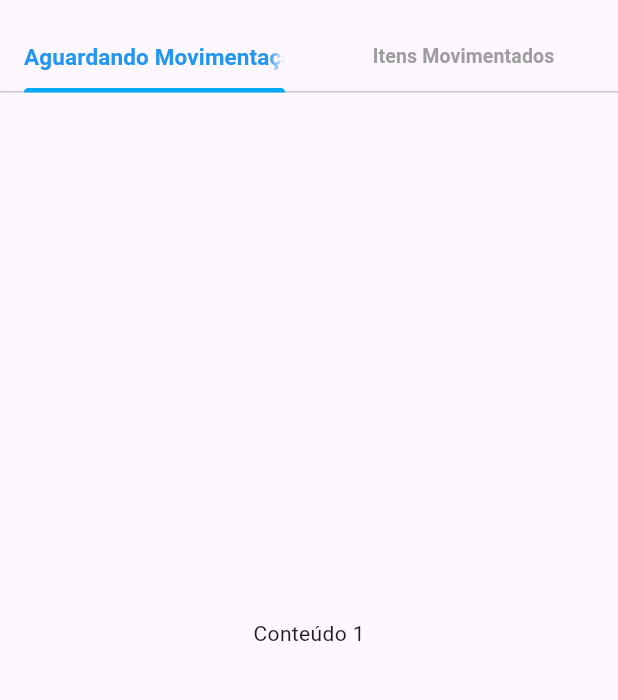
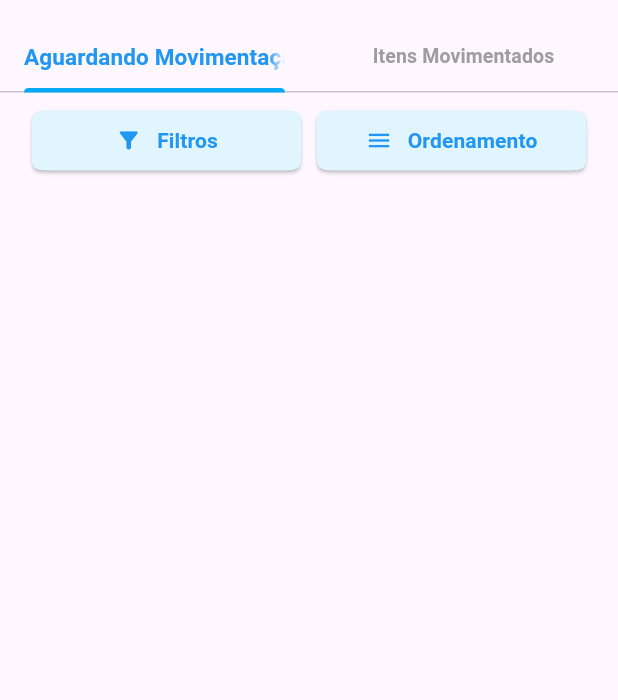
Before and after one commit to igregorioneto/FlutterProjects, a Flutter app: the screen it shows after launch, on a phone screen of 412 x 824 dp, the part 62-762 px from its top. Run offline on Flutter 3.47's test engine with Material 3 defaults, Android fonts, the phone set to English and light mode, and no system bars; our stand-ins replace animate_do, animated_text_kit, bloc, carousel_slider, dio, fl_chart and 15 more; missing offline and left inert: dart:ffi, function_tree; accounts and stored records are empty; generated files the repository leaves out were written again.

Commit message:
[HANDCOM]feat: button widget

```diff
--- a/item_management/app/lib/app/features/home/widgets/aguardando_movimentacao_widget.dart
+++ b/item_management/app/lib/app/features/home/widgets/aguardando_movimentacao_widget.dart
@@ -1,3 +1,4 @@
+import 'package:app/app/shared/widget/button_icon_widget.dart';
 import 'package:flutter/material.dart';
 
 class AguardandoMovimentacaoWidget extends StatelessWidget {
@@ -5,6 +6,28 @@ class AguardandoMovimentacaoWidget extends StatelessWidget {
 
   @override
   Widget build(BuildContext context) {
-    return Center(child: Text('Conteúdo 1'));
+    return Padding(
+      padding: const EdgeInsets.all(8.0),
+      child: Column(
+        children: [
+          Row(
+            mainAxisAlignment: MainAxisAlignment.center,
+            children: [
+              ButtonIconWidget(
+                icon: Icons.filter_alt_rounded,
+                title: 'Filtros',
+                click: () {},
+              ),
+              SizedBox(width: 10),
+              ButtonIconWidget(
+                icon: Icons.menu_outlined,
+                title: 'Ordenamento',
+                click: () {},
+              ),
+            ],
+          ),
+        ],
+      ),
+    );
   }
 }
--- /dev/null
+++ b/item_management/app/lib/app/shared/widget/button_icon_widget.dart
@@ -0,0 +1,42 @@
+import 'package:flutter/material.dart';
+
+class ButtonIconWidget extends StatelessWidget {
+  final IconData icon;
+  final String title;
+  final VoidCallback click;
+
+  const ButtonIconWidget({
+    super.key,
+    required this.icon,
+    required this.title,
+    required this.click,
+  });
+
+  @override
+  Widget build(BuildContext context) {
+    return ElevatedButton(
+      onPressed: click,
+      style: ElevatedButton.styleFrom(
+        fixedSize: Size(180, 40),
+        backgroundColor: Colors.lightBlue[50],
+        shape: ContinuousRectangleBorder(
+          borderRadius: BorderRadius.circular(16),
+        ),
+      ),
+      child: Row(
+        mainAxisSize: MainAxisSize.min,
+        children: [
+          Icon(icon, color: Colors.blue,),
+          SizedBox(width: 10),
+          Text(
+            title,
+            style: TextStyle(
+              fontWeight: FontWeight.bold,
+              color: Colors.blue,
+            ),
+          ),
+        ],
+      ),
+    );
+  }
+}
```
